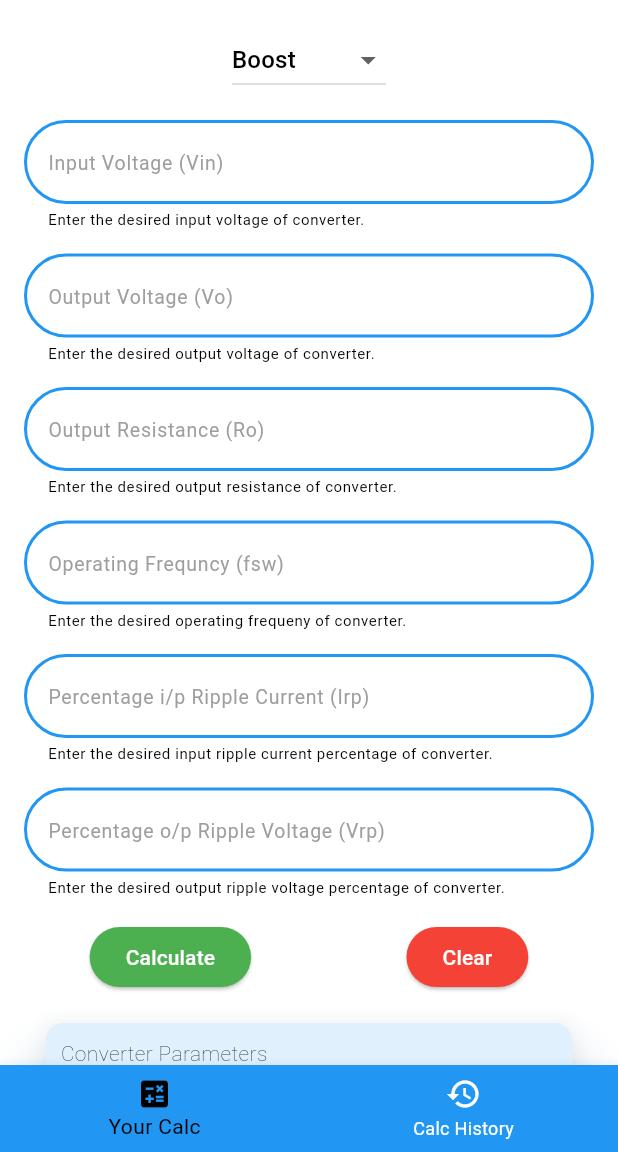
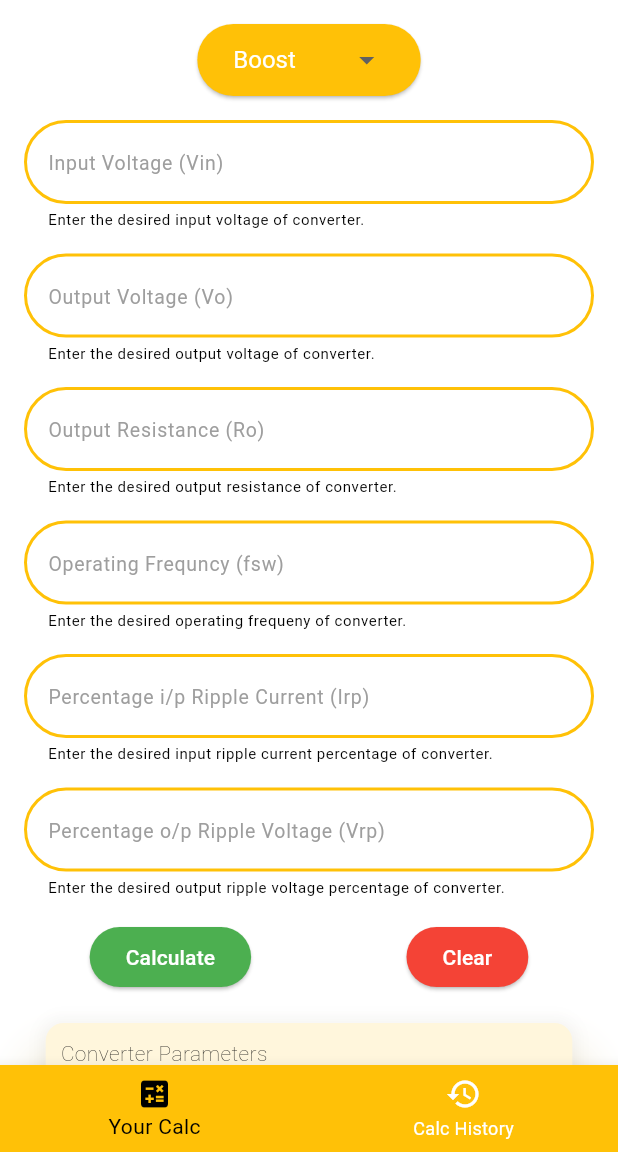
Before and after one commit to PranayJagtap06/convertercalc-flutter, a Flutter app: the screen it shows after launch, after a tap on "Go to ConverterCalc", on a phone screen of 412 x 824 dp, the part 84-1236 px from its top. Run offline on Flutter 3.47's test engine with Material 3 defaults, Android fonts, the phone set to English and light mode, and no system bars; our stand-ins replace font_awesome_flutter, permission_handler, share_plus; missing offline and left inert: android_intent; Roboto replaces fonts that are missing (FiraCodeNerdFont, FiraCodeNerdFontMono, FiraCodeNerdFontPropo).

Commit message:
changed light theme secondary color.

```diff
--- a/lib/Pages/calc_page.dart
+++ b/lib/Pages/calc_page.dart
@@ -442,11 +442,12 @@ class _CalcPageState extends State<CalcPage> {
   }
 
   Color _getFillColor(bool hasFocus) {
-    if (widget.isDark) {
-      return hasFocus ? Colors.amber[600]! : Colors.transparent;
-    } else {
-      return hasFocus ? Colors.blue[600]! : Colors.transparent;
-    }
+    // if (widget.isDark) {
+    //   return hasFocus ? Colors.amber[600]! : Colors.transparent;
+    // } else {
+    //   return hasFocus ? Colors.blue[600]! : Colors.transparent;
+    // }
+    return hasFocus ? Theme.of(context).colorScheme.secondary : Colors.transparent;
   }
 
   TextStyle _getHintStyle(bool hasFocus) {
@@ -482,12 +483,45 @@ class _CalcPageState extends State<CalcPage> {
         child: Column(
           mainAxisSize: MainAxisSize.min,
           children: [
-            DropdownButton<String>(
-              elevation: 10,
+            // DropdownButton<String>(
+            //   elevation: 10,
+            //   borderRadius: const BorderRadius.all(Radius.circular(30)),
+            //   dropdownColor:
+            //       Theme.of(context).colorScheme.secondary, //Colors.grey[400],
+            //   value: _mode,
+            //   onChanged: (String? newValue) {
+            //     setState(() {
+            //       if (newValue != null) {
+            //         _mode = newValue;
+            //       }
+            //     });
+            //   },
+            //   items: ["Boost", "Buck", "BuckBoost"]
+            //       .map<DropdownMenuItem<String>>((String value) {
+            //     return DropdownMenuItem<String>(
+            //       value: value,
+            //       child: Text(
+            //         value,
+            //         style: const TextStyle(
+            //             fontFamily: 'FiraCodeNerdFontPropo', fontSize: 16),
+            //       ),
+            //     );
+            //   }).toList(),
+            // ),
+            ElevatedButton(
+              style: ElevatedButton.styleFrom(
+                elevation: 1,
+                backgroundColor: Theme.of(context).colorScheme.secondary,
+                shape: RoundedRectangleBorder(
+                    borderRadius: BorderRadius.circular(50)),
+              ),
+              onPressed: () {  },
+              child: DropdownButton<String>(
+                underline: Container(), // Remove the default underline
                 borderRadius: const BorderRadius.all(Radius.circular(30)),
-              dropdownColor:
-                  Theme.of(context).colorScheme.secondary, //Colors.grey[400],
+                dropdownColor: Theme.of(context).colorScheme.secondary,
                 value: _mode,
+                style: const TextStyle(fontFamily: 'FiraCodeNerdFontPropo', color: Colors.white),
                 onChanged: (String? newValue) {
                   setState(() {
                     if (newValue != null) {
@@ -506,6 +540,7 @@ class _CalcPageState extends State<CalcPage> {
                     ),
                   );
                 }).toList(),
+              ),
             ),
             const SizedBox(
               height: 16.0,
@@ -566,7 +601,9 @@ class _CalcPageState extends State<CalcPage> {
                 ),
                 focusedBorder: OutlineInputBorder(
                   borderSide: BorderSide(
-                    color: Theme.of(context).colorScheme.primary, // Change this to your desired color
+                    color: Theme.of(context)
+                        .colorScheme
+                        .primary, // Change this to your desired color
                     width: 2.0, // Adjust the border width as needed
                   ),
                   borderRadius: BorderRadius.circular(50.0),
@@ -607,7 +644,9 @@ class _CalcPageState extends State<CalcPage> {
                 ),
                 focusedBorder: OutlineInputBorder(
                   borderSide: BorderSide(
-                    color: Theme.of(context).colorScheme.primary, // Change this to your desired color
+                    color: Theme.of(context)
+                        .colorScheme
+                        .primary, // Change this to your desired color
                     width: 2.0, // Adjust the border width as needed
                   ),
                   borderRadius: BorderRadius.circular(50.0),
@@ -648,7 +687,9 @@ class _CalcPageState extends State<CalcPage> {
                 ),
                 focusedBorder: OutlineInputBorder(
                   borderSide: BorderSide(
-                    color: Theme.of(context).colorScheme.primary, // Change this to your desired color
+                    color: Theme.of(context)
+                        .colorScheme
+                        .primary, // Change this to your desired color
                     width: 2.0, // Adjust the border width as needed
                   ),
                   borderRadius: BorderRadius.circular(50.0),
@@ -690,7 +731,9 @@ class _CalcPageState extends State<CalcPage> {
                 ),
                 focusedBorder: OutlineInputBorder(
                   borderSide: BorderSide(
-                    color: Theme.of(context).colorScheme.primary, // Change this to your desired color
+                    color: Theme.of(context)
+                        .colorScheme
+                        .primary, // Change this to your desired color
                     width: 2.0, // Adjust the border width as needed
                   ),
                   borderRadius: BorderRadius.circular(50.0),
@@ -732,7 +775,9 @@ class _CalcPageState extends State<CalcPage> {
                 ),
                 focusedBorder: OutlineInputBorder(
                   borderSide: BorderSide(
-                    color: Theme.of(context).colorScheme.primary, // Change this to your desired color
+                    color: Theme.of(context)
+                        .colorScheme
+                        .primary, // Change this to your desired color
                     width: 2.0, // Adjust the border width as needed
                   ),
                   borderRadius: BorderRadius.circular(50.0),
--- a/lib/main.dart
+++ b/lib/main.dart
@@ -77,7 +77,7 @@ class _CalcAppState extends State<CalcApp> {
     final lightTheme = ThemeData(
       colorScheme: const ColorScheme.light().copyWith(
         primary: Colors.black,
-        secondary: Colors.blue,
+        secondary: Colors.amber,
         tertiary: Colors.white,
       ),
     );
```
Lines whose indentation alone changed are shown as unchanged.
